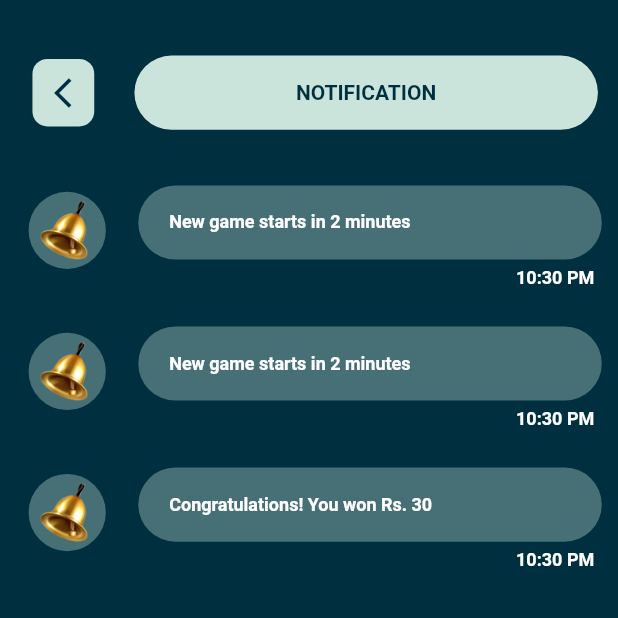
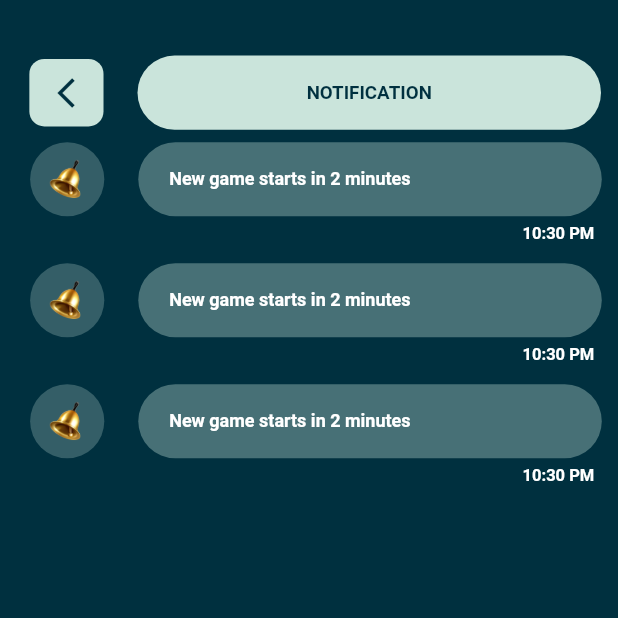
Before and after one commit to nouveau-riche/Quizeee-UIScreen-flutter, a Flutter app: the NotificationScreen screen opened directly, on a phone screen of 412 x 824 dp, the top half of it. Run offline on Flutter 3.47's test engine with Material 2 defaults, Android fonts, the phone set to English and light mode, and no system bars; our stand-ins replace cached_network_image, dio, flutter_countdown_timer, flutter_spinkit, fluttertoast, image_picker and 4 more.

Commit message:
added side drawer and notification screen

```diff
--- a/lib/screens/notification.dart
+++ b/lib/screens/notification/notification_screen.dart
@@ -1,6 +1,6 @@
 import 'package:flutter/material.dart';
 
-import '../constant.dart';
+import '../../constant.dart';
 
 class NotificationScreen extends StatelessWidget {
   @override
@@ -15,12 +15,13 @@ class NotificationScreen extends StatelessWidget {
             height: mq.height * 0.045,
           ),
           buildAppBar(context, mq),
-          SizedBox(
-            height: mq.height * 0.02,
+          Expanded(
+            child: ListView.builder(
+              itemBuilder: (ctx, index) =>
+                  buildNotificationMessage(mq, 'New game starts in 2 minutes'),
+              itemCount: 3,
+            ),
           ),
-          buildNotificationMessage(mq, 'New game starts in 2 minutes'),
-          buildNotificationMessage(mq, 'New game starts in 2 minutes'),
-          buildNotificationMessage(mq, 'Congratulations! You won Rs. 30'),
         ],
       ),
     );
@@ -32,7 +33,7 @@ class NotificationScreen extends StatelessWidget {
       children: [
         Container(
           height: 45,
-          width: mq.width * 0.10,
+          width: mq.width * 0.12,
           margin: EdgeInsets.only(left: mq.width * 0.02),
           decoration: BoxDecoration(
             color: kSecondaryColor,
@@ -60,7 +61,7 @@ class NotificationScreen extends StatelessWidget {
               'NOTIFICATION',
               style: TextStyle(
                   color: kPrimaryColor,
-                  fontSize: 14,
+                  fontSize: 12.5,
                   fontWeight: FontWeight.bold),
             ),
           ),
@@ -71,18 +72,19 @@ class NotificationScreen extends StatelessWidget {
 
   Widget buildNotificationMessage(Size mq, String message) {
     return Container(
-      margin: EdgeInsets.only(top: mq.width * 0.05),
+      margin: EdgeInsets.only(top: mq.height * 0.01),
       child: Row(
         crossAxisAlignment: CrossAxisAlignment.start,
         mainAxisAlignment: MainAxisAlignment.spaceAround,
         children: [
           Container(
-            height: 60,
+            height: mq.height * 0.06,
             width: mq.width * 0.125,
+            padding: EdgeInsets.all(8),
             margin: EdgeInsets.only(left: mq.width * 0.02),
             decoration: BoxDecoration(
               shape: BoxShape.circle,
-              color: kNotificationColor,
+              color: const Color.fromRGBO(52, 94, 103,1),
             ),
             child: Image.asset('assets/images/notification.png'),
           ),
@@ -93,7 +95,7 @@ class NotificationScreen extends StatelessWidget {
                 width: mq.width * 0.75,
                 height: mq.height * 0.06,
                 decoration: BoxDecoration(
-                  color: kNotificationColor,
+                  color: const Color.fromRGBO(71, 112, 118,1),
                   borderRadius: BorderRadius.circular(25),
                 ),
                 child: Row(
@@ -114,10 +116,10 @@ class NotificationScreen extends StatelessWidget {
               Padding(
                 padding: const EdgeInsets.all(5.0),
                 child: Text(
-                  '10:30 PM',
+                  '10:30 PM', // change time according to notification
                   style: const TextStyle(
                       color: Colors.white,
-                      fontSize: 12,
+                      fontSize: 11,
                       fontWeight: FontWeight.bold),
                 ),
               ),
--- a/pubspec.yaml
+++ b/pubspec.yaml
@@ -63,6 +63,7 @@ flutter:
 
   # To add assets to your application, add an assets section, like this:
   assets:
+    - assets/images/menubar.png
     - assets/images/flag.png
     - assets/images/logo.png
     - assets/images/poster.png
```
Also changed, not shown: lib/screens/account/account_screen.dart (+1 -20 lines), lib/screens/homeScreen/home_screen.dart (+21 -16 lines), lib/widgets/my_drawer.dart (added, +109 -0 lines), assets/images/menubar.png (added).
